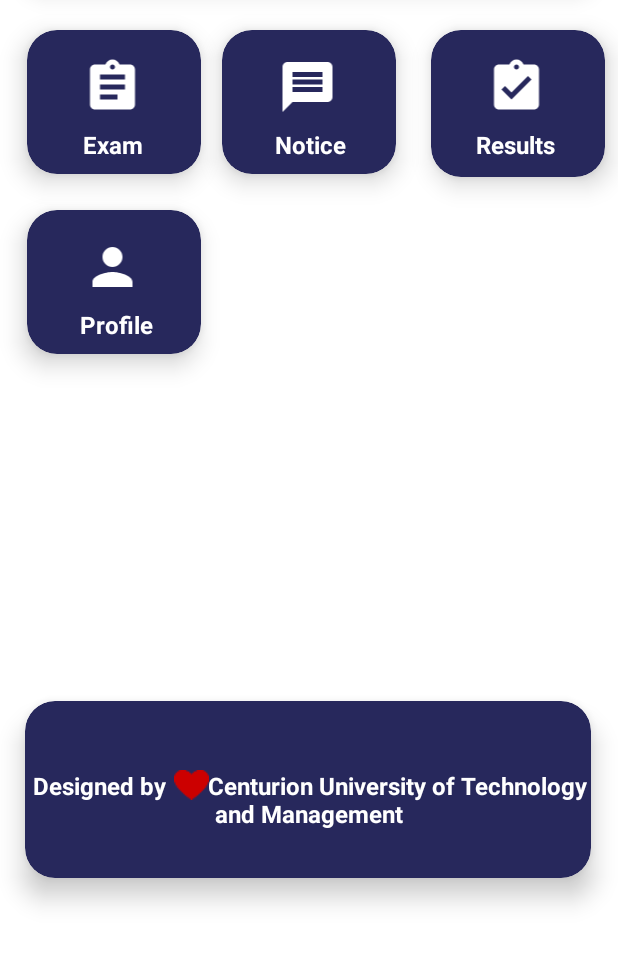
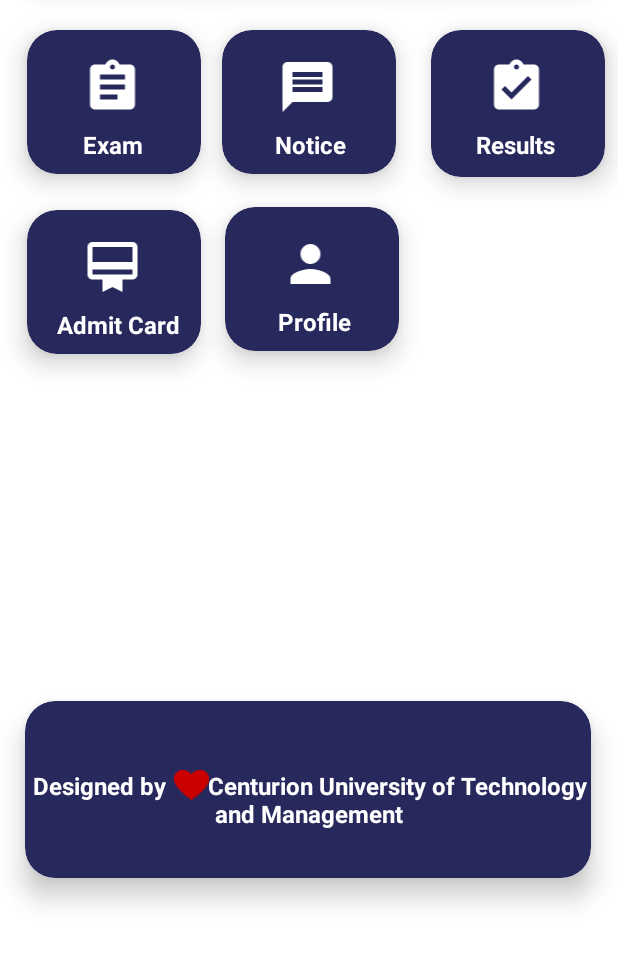
Before and after one commit to KiranKumarMalik/Centurion-Examination-System, an Android app: the screen it shows after launch (MainActivity), on a phone screen of 412 x 824 dp, the part 267-1234 px from its top. Run offline under Robolectric (Android 15) with nearby library versions, the phone set to English and light mode, and no system bars; Roboto replaces fonts that are not available here.

Commit message:
adding new button in student home page

```diff
--- /dev/null
+++ b/app/src/main/res/drawable/ic_admitcard.xml
@@ -0,0 +1,5 @@
+<vector android:height="24dp" android:tint="#000000"
+    android:viewportHeight="24" android:viewportWidth="24"
+    android:width="24dp" xmlns:android="http://schemas.android.com/apk/res/android">
+    <path android:fillColor="@android:color/white" android:pathData="M20,2L4,2c-1.11,0 -2,0.89 -2,2v11c0,1.11 0.89,2 2,2h4v5l4,-2 4,2v-5h4c1.11,0 2,-0.89 2,-2L22,4c0,-1.11 -0.89,-2 -2,-2zM20,15L4,15v-2h16v2zM20,10L4,10L4,4h16v6z"/>
+</vector>
--- a/app/src/main/res/layout/student_homepage.xml
+++ b/app/src/main/res/layout/student_homepage.xml
@@ -121,20 +121,23 @@
         android:layout_width="152dp"
         android:layout_height="144dp"
         android:layout_alignParentTop="true"
-        android:layout_marginTop="238dp"
+        android:layout_alignParentEnd="true"
+        android:layout_marginLeft="130dp"
+        android:layout_marginTop="236dp"
+        android:layout_marginEnd="128dp"
         app:cardBackgroundColor="#27285C"
         app:cardCornerRadius="20dp"
         app:cardElevation="10dp"
         app:cardMaxElevation="12dp"
         app:cardPreventCornerOverlap="true"
-        app:cardUseCompatPadding="true">
+        app:cardUseCompatPadding="true">>
         <ImageView
-            android:id="@+id/imageView6"
+            android:id="@+id/imageView7"
             android:layout_width="54dp"
             android:layout_height="40dp"
-            app:tint="@color/white"
             android:layout_marginLeft="30dp"
             android:layout_marginTop="18dp"
+            app:tint="@color/white"
             app:srcCompat="@drawable/ic_user" />
 
         <TextView
@@ -144,6 +147,40 @@
             android:layout_marginLeft="35dp"
             android:layout_marginTop="65dp"
             android:text="Profile"
+            android:textAlignment="center"
+            android:textColor="#FFFFFF"
+            android:textSize="16sp"
+            android:textStyle="bold"/>
+    </androidx.cardview.widget.CardView>
+
+    <androidx.cardview.widget.CardView
+        android:layout_width="152dp"
+        android:layout_height="144dp"
+        android:layout_alignParentTop="true"
+        android:layout_marginTop="238dp"
+        app:cardBackgroundColor="#27285C"
+        app:cardCornerRadius="20dp"
+        app:cardElevation="10dp"
+        app:cardMaxElevation="12dp"
+        app:cardPreventCornerOverlap="true"
+        app:cardUseCompatPadding="true">
+
+        <ImageView
+            android:id="@+id/imageView6"
+            android:layout_width="54dp"
+            android:layout_height="40dp"
+            android:layout_marginLeft="30dp"
+            android:layout_marginTop="18dp"
+            app:srcCompat="@drawable/ic_admitcard"
+            app:tint="@color/white" />
+
+        <TextView
+            android:id="@+id/admitcard"
+            android:layout_width="wrap_content"
+            android:layout_height="wrap_content"
+            android:layout_marginLeft="20dp"
+            android:layout_marginTop="65dp"
+            android:text="Admit Card"
             android:textAlignment="center"
             android:textColor="#FFFFFF"
             android:textSize="16sp"
```
